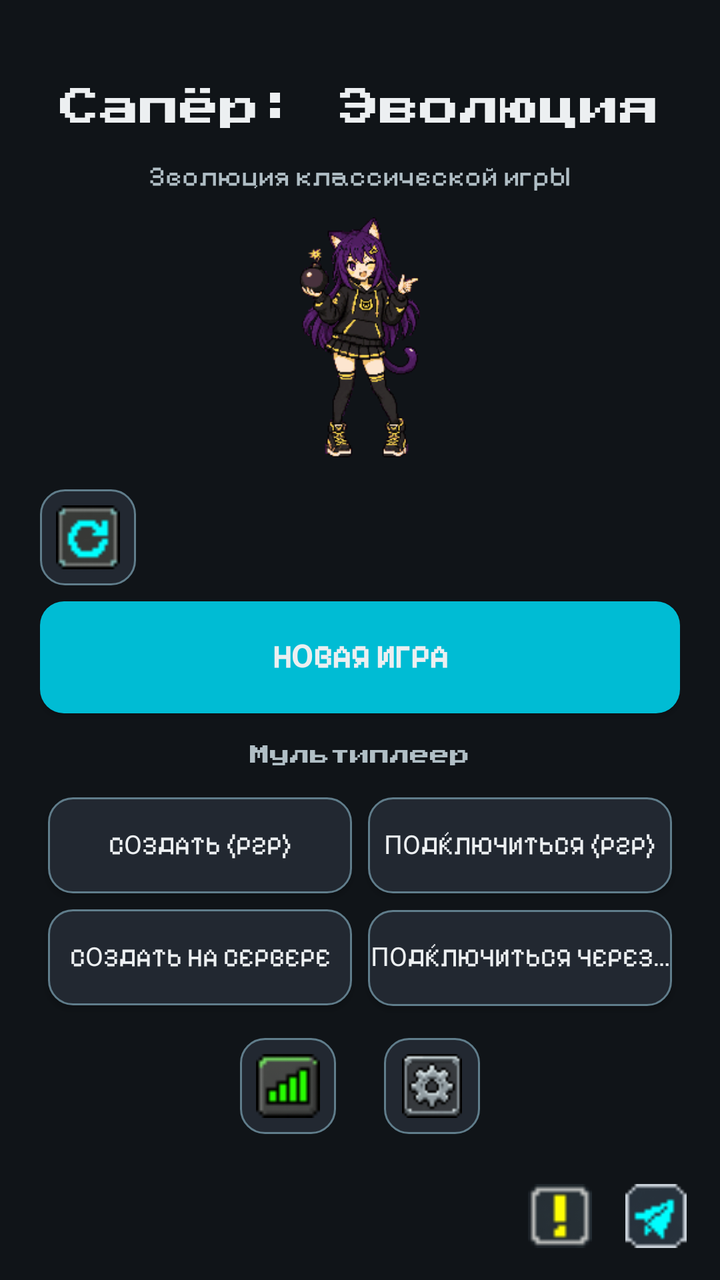
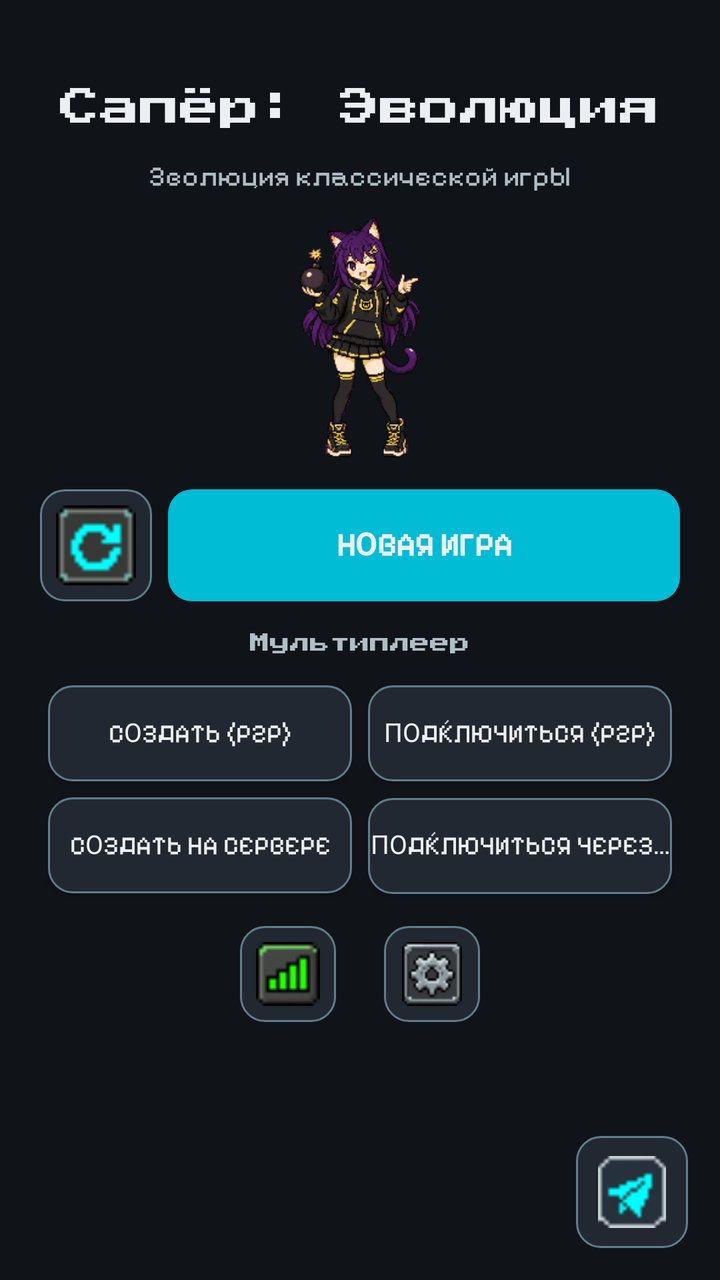

Screens rendered from an Android XML layout before and after an edit, with the pre-edit source and the edit as a unified diff.
<!-- AndroidManifest.xml: application theme Theme.MinesweeperEvolution -->
<!-- res/layout/activity_main.xml -->
<?xml version="1.0" encoding="utf-8"?>
<FrameLayout xmlns:android="http://schemas.android.com/apk/res/android"
    android:layout_width="match_parent"
    android:layout_height="match_parent"
    android:background="@color/bg_dark">

    <ScrollView
        android:layout_width="match_parent"
        android:layout_height="match_parent"
        android:fillViewport="true">

        <LinearLayout
            android:layout_width="match_parent"
            android:layout_height="wrap_content"
            android:orientation="vertical"
            android:padding="20dp">

            
            <TextView
                android:id="@+id/title"
                android:layout_width="wrap_content"
                android:layout_height="wrap_content"
                android:layout_gravity="center"
                android:layout_marginTop="24dp"
                android:fontFamily="@font/press_start_2p"
                android:text="@string/app_name"
                android:textColor="@color/text_primary"
                android:textSize="20sp"
                android:maxLines="2"
                android:gravity="center" />

            <TextView
                android:id="@+id/subtitle"
                android:layout_width="wrap_content"
                android:layout_height="wrap_content"
                android:layout_gravity="center"
                android:layout_marginTop="8dp"
                android:fontFamily="@font/pixelify_sans"
                android:text="@string/app_subtitle"
                android:textColor="@color/text_secondary"
                android:textSize="14sp" />

            
            <ImageView
                android:id="@+id/mascotImage"
                android:layout_width="120dp"
                android:layout_height="120dp"
                android:layout_gravity="center"
                android:layout_marginTop="12dp"
                android:layout_marginBottom="16dp"
                android:contentDescription="@string/app_name"
                android:src="@drawable/mascot_idle" />

            
            <LinearLayout
                android:layout_width="match_parent"
                android:layout_height="wrap_content"
                android:orientation="horizontal"
                android:gravity="center_vertical"
                android:layout_marginBottom="8dp">

                <Button
                    android:id="@+id/btnContinue"
                    android:layout_width="0dp"
                    android:layout_height="56dp"
                    android:layout_weight="1"
                    android:layout_marginEnd="8dp"
                    android:background="@drawable/bg_button_primary"
                    android:fontFamily="@font/pixelify_sans"
                    android:text="@string/continue_game"
                    android:textColor="@color/text_primary"
                    android:textSize="16sp"
                    android:textStyle="bold"
                    android:visibility="gone" />

                <ImageView
                    android:id="@+id/btnQuickGame"
                    android:layout_width="48dp"
                    android:layout_height="48dp"
                    android:background="@drawable/bg_button_secondary"
                    android:padding="8dp"
                    android:scaleType="fitCenter"
                    android:src="@drawable/icon_retry"
                    android:contentDescription="@string/restart"
                    android:clickable="true"
                    android:focusable="true" />
            </LinearLayout>

            
            <Button
                android:id="@+id/btnNewGame"
                android:layout_width="match_parent"
                android:layout_height="56dp"
                android:layout_marginBottom="16dp"
                android:background="@drawable/bg_button_primary"
                android:fontFamily="@font/pixelify_sans"
                android:text="@string/new_game"
                android:textColor="@color/text_primary"
                android:textSize="16sp"
                android:textStyle="bold" />

            
            <TextView
                android:layout_width="wrap_content"
                android:layout_height="wrap_content"
                android:fontFamily="@font/press_start_2p"
                android:text="@string/mp_section"
                android:textColor="@color/text_secondary"
                android:textSize="10sp"
                android:layout_marginBottom="8dp"
                android:layout_gravity="center" />

            <GridLayout
                android:layout_width="match_parent"
                android:layout_height="wrap_content"
                android:columnCount="2"
                android:rowCount="2"
                android:useDefaultMargins="true"
                android:layout_marginBottom="12dp">

                <Button
                    android:id="@+id/btnMpHost"
                    android:layout_width="0dp"
                    android:layout_height="48dp"
                    android:layout_columnWeight="1"
                    android:background="@drawable/bg_button_secondary"
                    android:fontFamily="@font/pixelify_sans"
                    android:text="@string/mp_host"
                    android:textColor="@color/text_primary"
                    android:textSize="13sp"
                    android:maxLines="1"
                    android:ellipsize="end" />

                <Button
                    android:id="@+id/btnMpJoin"
                    android:layout_width="0dp"
                    android:layout_height="48dp"
                    android:layout_columnWeight="1"
                    android:background="@drawable/bg_button_secondary"
                    android:fontFamily="@font/pixelify_sans"
                    android:text="@string/mp_join"
                    android:textColor="@color/text_primary"
                    android:textSize="13sp"
                    android:maxLines="1"
                    android:ellipsize="end" />

                <Button
                    android:id="@+id/btnMpRelayHost"
                    android:layout_width="0dp"
                    android:layout_height="48dp"
                    android:layout_columnWeight="1"
                    android:background="@drawable/bg_button_secondary"
                    android:fontFamily="@font/pixelify_sans"
                    android:text="@string/mp_relay_host"
                    android:textColor="@color/text_primary"
                    android:textSize="13sp"
                    android:maxLines="1"
                    android:ellipsize="end" />

                <Button
                    android:id="@+id/btnMpRelayJoin"
                    android:layout_width="0dp"
                    android:layout_height="48dp"
                    android:layout_columnWeight="1"
                    android:background="@drawable/bg_button_secondary"
                    android:fontFamily="@font/pixelify_sans"
                    android:text="@string/mp_relay_join"
                    android:textColor="@color/text_primary"
                    android:textSize="13sp"
                    android:maxLines="1"
                    android:ellipsize="end" />
            </GridLayout>

            
            <LinearLayout
                android:layout_width="match_parent"
                android:layout_height="wrap_content"
                android:orientation="horizontal"
                android:gravity="center">

                <ImageView
                    android:id="@+id/btnStats"
                    android:layout_width="48dp"
                    android:layout_height="48dp"
                    android:layout_marginEnd="24dp"
                    android:background="@drawable/bg_button_secondary"
                    android:padding="8dp"
                    android:scaleType="fitCenter"
                    android:src="@drawable/icon_stats"
                    android:contentDescription="@string/stats"
                    android:clickable="true"
                    android:focusable="true" />

                <ImageView
                    android:id="@+id/btnSettings"
                    android:layout_width="48dp"
                    android:layout_height="48dp"
                    android:background="@drawable/bg_button_secondary"
                    android:padding="8dp"
                    android:scaleType="fitCenter"
                    android:src="@drawable/icon_settings"
                    android:contentDescription="@string/settings"
                    android:clickable="true"
                    android:focusable="true" />
            </LinearLayout>

        </LinearLayout>
    </ScrollView>

    
    <LinearLayout
        android:layout_width="wrap_content"
        android:layout_height="wrap_content"
        android:layout_gravity="bottom|end"
        android:layout_marginBottom="12dp"
        android:layout_marginEnd="12dp"
        android:orientation="horizontal">

        <ImageView
            android:id="@+id/btnInfo"
            android:layout_width="40dp"
            android:layout_height="40dp"
            android:layout_marginEnd="8dp"
            android:background="@android:color/transparent"
            android:padding="4dp"
            android:scaleType="fitCenter"
            android:src="@drawable/icon_warning"
            android:contentDescription="@string/info"
            android:clickable="true"
            android:focusable="true" />

        <ImageView
            android:id="@+id/btnTelegram"
            android:layout_width="40dp"
            android:layout_height="40dp"
            android:background="@android:color/transparent"
            android:padding="4dp"
            android:scaleType="fitCenter"
            android:src="@drawable/icon_telegram"
            android:contentDescription="@string/telegram"
            android:clickable="true"
            android:focusable="true" />
    </LinearLayout>

</FrameLayout>
<!-- resources referenced by this layout -->
<resources>
  <color name="bg_dark">#FF101418</color>
  <color name="text_primary">#FFECEFF1</color>
  <color name="text_secondary">#FFB0BEC5</color>
  <!-- drawable bg_button_primary (drawable) -->
  <?xml version="1.0" encoding="utf-8"?>
  <selector xmlns:android="http://schemas.android.com/apk/res/android">
      
      <item android:state_pressed="true">
          <shape android:shape="rectangle">
              <solid android:color="@color/accent_2"/>
              <corners android:radius="12dp"/>
          </shape>
      </item>
      
      <item>
          <shape android:shape="rectangle">
              <solid android:color="@color/accent"/>
              <corners android:radius="12dp"/>
          </shape>
      </item>
  </selector>
  <!-- drawable bg_button_secondary (drawable) -->
  <?xml version="1.0" encoding="utf-8"?>
  <selector xmlns:android="http://schemas.android.com/apk/res/android">
      
      <item android:state_selected="true">
          <shape android:shape="rectangle">
              <solid android:color="@color/accent"/>
              <corners android:radius="12dp"/>
              <stroke android:width="1dp" android:color="@color/accent_2"/>
          </shape>
      </item>
      
      <item android:state_pressed="true">
          <shape android:shape="rectangle">
              <solid android:color="@color/bg_panel_alt"/>
              <corners android:radius="12dp"/>
              <stroke android:width="2dp" android:color="@color/accent"/>
          </shape>
      </item>
      
      <item>
          <shape android:shape="rectangle">
              <solid android:color="@color/bg_panel_alt"/>
              <corners android:radius="12dp"/>
              <stroke android:width="1dp" android:color="@color/text_dim"/>
          </shape>
      </item>
  </selector>
  <string name="app_name">Сапёр: Эволюция</string>
  <string name="app_subtitle">Эволюция классической игры</string>
  <string name="continue_game">Продолжить</string>
  <string name="info">Правила</string>
  <string name="mp_host">Создать (P2P)</string>
  <string name="mp_join">Подключиться (P2P)</string>
  <string name="mp_relay_host">Создать на сервере</string>
  <string name="mp_relay_join">Подключиться через сервер</string>
  <string name="mp_section">Мультиплеер</string>
  <string name="new_game">Новая игра</string>
  <string name="restart">Заново</string>
  <string name="settings">Настройки</string>
  <string name="stats">Статистика</string>
  <string name="telegram">Telegram</string>
  <style name="Theme.MinesweeperEvolution" parent="Theme.AppCompat.NoActionBar">
          <item name="colorPrimary">@color/accent</item>
          <item name="colorPrimaryDark">@color/accent_2</item>
          <item name="colorAccent">@color/accent</item>
          <item name="android:windowBackground">@color/bg_dark</item>
          <item name="android:textColorPrimary">@color/text_primary</item>
          <item name="android:textColorSecondary">@color/text_secondary</item>
          <item name="android:statusBarColor" tools:targetApi="l">@color/bg_dark</item>
          
          <item name="android:alertDialogTheme">@style/Theme.MinesweeperDialog</item>
          <item name="alertDialogTheme">@style/Theme.MinesweeperDialog</item>
      </style>
  <color name="accent_2">#FF26C6DA</color>
  <color name="accent">#FF00BCD4</color>
  <color name="bg_panel_alt">#FF222831</color>
  <color name="text_dim">#FF607D8B</color>
  <style name="Theme.MinesweeperDialog" parent="Theme.AppCompat.Dialog.Alert">
          <item name="android:windowBackground">@color/bg_panel</item>
          <item name="android:textColorPrimary">@color/text_primary</item>
          <item name="android:textColorSecondary">@color/text_secondary</item>
          <item name="colorAccent">@color/accent</item>
          <item name="android:buttonBarButtonStyle">@style/Widget.DialogButton</item>
      </style>
  <color name="bg_panel">#FF1A1F26</color>
  <style name="Widget.DialogButton" parent="Widget.AppCompat.Button.ButtonBar.AlertDialog">
          <item name="android:textColor">@color/accent</item>
      </style>
</resources>

<!-- the commit's change to res/layout/activity_main.xml (unified diff, before → after) -->
@@ -52,31 +52,32 @@
                 android:src="@drawable/mascot_idle" />
 
             
+            <Button
+                android:id="@+id/btnContinue"
+                android:layout_width="match_parent"
+                android:layout_height="56dp"
+                android:layout_marginBottom="8dp"
+                android:background="@drawable/bg_button_primary"
+                android:fontFamily="@font/pixelify_sans"
+                android:text="@string/continue_game"
+                android:textColor="@color/text_primary"
+                android:textSize="16sp"
+                android:textStyle="bold"
+                android:visibility="gone" />
+
+            
             <LinearLayout
                 android:layout_width="match_parent"
                 android:layout_height="wrap_content"
                 android:orientation="horizontal"
                 android:gravity="center_vertical"
-                android:layout_marginBottom="8dp">
-
-                <Button
-                    android:id="@+id/btnContinue"
-                    android:layout_width="0dp"
-                    android:layout_height="56dp"
-                    android:layout_weight="1"
-                    android:layout_marginEnd="8dp"
-                    android:background="@drawable/bg_button_primary"
-                    android:fontFamily="@font/pixelify_sans"
-                    android:text="@string/continue_game"
-                    android:textColor="@color/text_primary"
-                    android:textSize="16sp"
-                    android:textStyle="bold"
-                    android:visibility="gone" />
+                android:layout_marginBottom="16dp">
 
                 <ImageView
                     android:id="@+id/btnQuickGame"
-                    android:layout_width="48dp"
-                    android:layout_height="48dp"
+                    android:layout_width="56dp"
+                    android:layout_height="56dp"
+                    android:layout_marginEnd="8dp"
                     android:background="@drawable/bg_button_secondary"
                     android:padding="8dp"
                     android:scaleType="fitCenter"
@@ -84,20 +85,19 @@
                     android:contentDescription="@string/restart"
                     android:clickable="true"
                     android:focusable="true" />
+
+                <Button
+                    android:id="@+id/btnNewGame"
+                    android:layout_width="0dp"
+                    android:layout_height="56dp"
+                    android:layout_weight="1"
+                    android:background="@drawable/bg_button_primary"
+                    android:fontFamily="@font/pixelify_sans"
+                    android:text="@string/new_game"
+                    android:textColor="@color/text_primary"
+                    android:textSize="16sp"
+                    android:textStyle="bold" />
             </LinearLayout>
-
-            
-            <Button
-                android:id="@+id/btnNewGame"
-                android:layout_width="match_parent"
-                android:layout_height="56dp"
-                android:layout_marginBottom="16dp"
-                android:background="@drawable/bg_button_primary"
-                android:fontFamily="@font/pixelify_sans"
-                android:text="@string/new_game"
-                android:textColor="@color/text_primary"
-                android:textSize="16sp"
-                android:textStyle="bold" />
 
             
             <TextView
@@ -208,21 +208,19 @@
     </ScrollView>
 
     
-    <LinearLayout
-        android:layout_width="wrap_content"
-        android:layout_height="wrap_content"
+    <FrameLayout
+        android:layout_width="56dp"
+        android:layout_height="56dp"
         android:layout_gravity="bottom|end"
-        android:layout_marginBottom="12dp"
-        android:layout_marginEnd="12dp"
-        android:orientation="horizontal">
+        android:layout_marginBottom="16dp"
+        android:layout_marginEnd="16dp">
 
         <ImageView
             android:id="@+id/btnInfo"
-            android:layout_width="40dp"
-            android:layout_height="40dp"
-            android:layout_marginEnd="8dp"
-            android:background="@android:color/transparent"
-            android:padding="4dp"
+            android:layout_width="56dp"
+            android:layout_height="56dp"
+            android:background="@drawable/bg_button_secondary"
+            android:padding="10dp"
             android:scaleType="fitCenter"
             android:src="@drawable/icon_warning"
             android:contentDescription="@string/info"
@@ -231,15 +229,14 @@
 
         <ImageView
             android:id="@+id/btnTelegram"
-            android:layout_width="40dp"
-            android:layout_height="40dp"
-            android:background="@android:color/transparent"
-            android:padding="4dp"
+            android:layout_width="56dp"
+            android:layout_height="56dp"
+            android:padding="10dp"
             android:scaleType="fitCenter"
             android:src="@drawable/icon_telegram"
             android:contentDescription="@string/telegram"
             android:clickable="true"
             android:focusable="true" />
-    </LinearLayout>
+    </FrameLayout>
 
 </FrameLayout>
